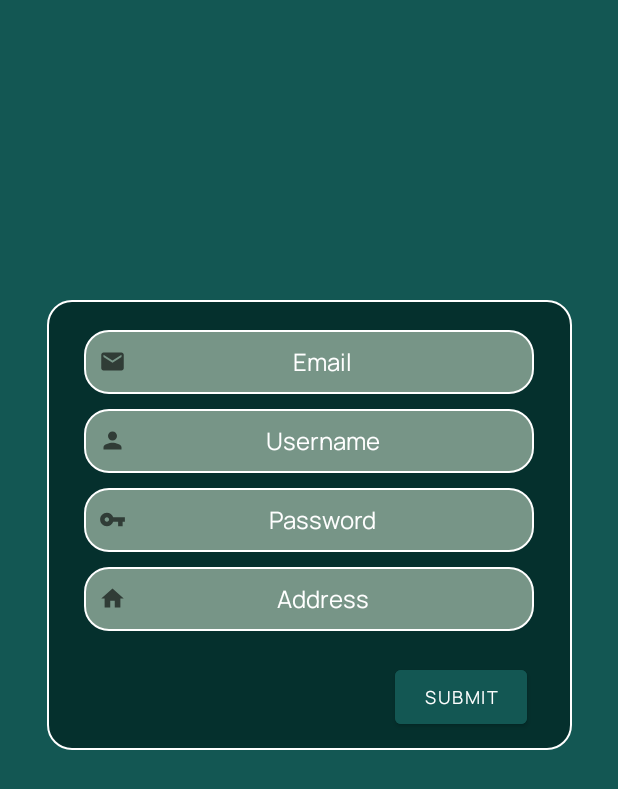
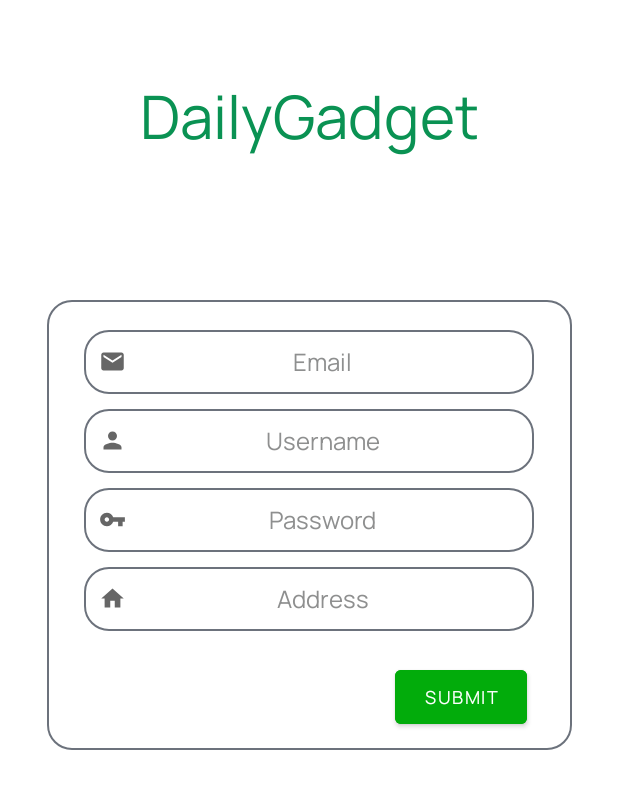
Before and after one commit to satriobhirawa/DailyGadget-Loc, an Android app: the layout activity_registration.xml on its own in the app's theme, with its tools: preview values and no code run, on a phone screen of 412 x 824 dp. Shown: the top 789 px of the screen. Run offline under Robolectric (Android 15) with nearby library versions, the phone set to English and light mode, and no system bars.

Commit message:
add registration presenter, update usersdao, add ummy file

```diff
--- a/app/src/main/AndroidManifest.xml
+++ b/app/src/main/AndroidManifest.xml
@@ -10,6 +10,9 @@
         android:supportsRtl="true"
         android:theme="@style/Theme.DailyGadgetLocal">
         <activity
+            android:name=".view.DummyActivity"
+            android:exported="true" />
+        <activity
             android:name=".view.RegistrationActivity"
             android:exported="true">
             <intent-filter>
--- a/app/src/main/java/com/satrio/dailygadgetlocal/model/Database.kt
+++ b/app/src/main/java/com/satrio/dailygadgetlocal/model/Database.kt
@@ -5,5 +5,6 @@ import com.satrio.dailygadgetlocal.presenter.MainPresenterImp
 
 @Database(entities = [User::class], version = 1)
 abstract class Database : RoomDatabase(){
-    abstract fun userDao(): MainPresenterImp
+    abstract fun usersDao(): UsersDao
+
 }
--- /dev/null
+++ b/app/src/main/java/com/satrio/dailygadgetlocal/utils/UIUtils.kt
@@ -0,0 +1,5 @@
+package com.satrio.dailygadgetlocal.utils
+
+import android.widget.EditText
+
+fun EditText.getTextToString() = text.toString()
--- a/app/src/main/java/com/satrio/dailygadgetlocal/view/RegistrationActivityView.kt
+++ b/app/src/main/java/com/satrio/dailygadgetlocal/view/RegistrationActivityView.kt
@@ -1,5 +1,6 @@
 package com.satrio.dailygadgetlocal.view
 
 interface RegistrationActivityView {
-    fun showNewUserData(data: String)
+    fun regSuccess()
+    fun regFailed(msg: String)
 }
--- a/app/src/main/res/drawable/bg_round_regis_container.xml
+++ b/app/src/main/res/drawable/bg_round_regis_container.xml
@@ -1,7 +1,7 @@
 <?xml version="1.0" encoding="utf-8"?>
 <shape xmlns:android="http://schemas.android.com/apk/res/android">
-    <stroke android:color="@color/white"
+    <stroke android:color="@color/grey_outline"
         android:width="1dp"/>
     <corners android:radius="16dp"/>
-    <solid android:color="@color/green_tertiary_color"/>
+    <solid android:color="@color/white"/>
 </shape>
--- a/app/src/main/res/drawable/bg_round_regis_field.xml
+++ b/app/src/main/res/drawable/bg_round_regis_field.xml
@@ -3,7 +3,7 @@
 
     <stroke
         android:width="1dp"
-        android:color="@color/white" />
+        android:color="@color/grey_outline" />
     <corners android:radius="16dp" />
-    <solid android:color="@color/green_secondary_color" />
+    <solid android:color="@color/white" />
 </shape>
--- a/app/src/main/res/layout/activity_registration.xml
+++ b/app/src/main/res/layout/activity_registration.xml
@@ -6,14 +6,30 @@
     android:layout_height="match_parent"
     tools:context=".view.RegistrationActivity">
 
+
+
     <ImageView
         android:layout_width="match_parent"
         android:layout_height="match_parent"
-        android:background="@color/green_main_color"
+        android:background="@color/white"
         app:layout_constraintBottom_toBottomOf="parent"
         app:layout_constraintLeft_toLeftOf="parent"
         app:layout_constraintRight_toRightOf="parent"
         app:layout_constraintTop_toTopOf="parent" />
+
+    <TextView
+        android:layout_width="350dp"
+        android:layout_height="wrap_content"
+        android:text="DailyGadget"
+        android:textSize="40sp"
+        android:textColor="@color/green_bg"
+        app:layout_constraintLeft_toLeftOf="parent"
+        app:layout_constraintRight_toRightOf="parent"
+        app:layout_constraintTop_toTopOf="parent"
+        android:layout_marginTop="50dp"
+        android:fontFamily="@font/manrope_regular"
+        android:textAlignment="center"
+        />
 
     <ImageView
         android:id="@+id/ivRegContainer"
@@ -39,8 +55,8 @@
         android:maxLines="1"
         android:padding="10dp"
         android:paddingStart="10dp"
-        android:textColor="@color/white"
-        android:textColorHint="@color/white"
+        android:textColor="@color/grey_text"
+        android:textColorHint="@color/grey_text"
         android:textSize="16sp"
         app:layout_constraintLeft_toLeftOf="parent"
         app:layout_constraintRight_toRightOf="parent"
@@ -59,8 +75,8 @@
         android:maxLines="1"
         android:padding="10dp"
         android:paddingStart="10dp"
-        android:textColor="@color/white"
-        android:textColorHint="@color/white"
+        android:textColor="@color/grey_text"
+        android:textColorHint="@color/grey_text"
         android:textSize="16sp"
         app:layout_constraintLeft_toLeftOf="parent"
         app:layout_constraintRight_toRightOf="parent"
@@ -80,8 +96,8 @@
         android:maxLines="1"
         android:padding="10dp"
         android:paddingStart="10dp"
-        android:textColor="@color/white"
-        android:textColorHint="@color/white"
+        android:textColor="@color/grey_text"
+        android:textColorHint="@color/grey_text"
         android:textSize="16sp"
         app:layout_constraintLeft_toLeftOf="parent"
         app:layout_constraintRight_toRightOf="parent"
@@ -100,8 +116,8 @@
         android:maxLines="1"
         android:padding="10dp"
         android:paddingStart="10dp"
-        android:textColor="@color/white"
-        android:textColorHint="@color/white"
+        android:textColor="@color/grey_text"
+        android:textColorHint="@color/grey_text"
         android:textSize="16sp"
         app:layout_constraintLeft_toLeftOf="parent"
         app:layout_constraintRight_toRightOf="parent"
--- a/app/src/main/res/values/colors.xml
+++ b/app/src/main/res/values/colors.xml
@@ -8,7 +8,11 @@
     <color name="black">#FF000000</color>
     <color name="white">#FFFFFFFF</color>
     <!---->
-    <color name="green_main_color">#135753</color>
+    <!--<color name="green_main_color">#135753</color>-->
+    <color name="grey_outline">#6C727C</color>
+    <color name="grey_text">#8E8F8F</color>
+    <color name="green_bg">#0A9253</color>
+    <color name="green_main_color">#02ac0b</color>
     <color name="green_secondary_color">#779587</color>
     <color name="green_tertiary_color">#05302D</color>
 </resources>
```
Also changed, not shown: app/build.gradle (+18 -1 lines), app/src/main/java/com/satrio/dailygadgetlocal/App.kt (renamed from app/src/main/java/com/satrio/dailygadgetlocal/utils/App.kt, +4 -4 lines), app/src/main/java/com/satrio/dailygadgetlocal/model/User.kt (+7 -7 lines), app/src/main/java/com/satrio/dailygadgetlocal/model/UsersDao.kt (added, +21 -0 lines), app/src/main/java/com/satrio/dailygadgetlocal/presenter/RegistrationPresenter.kt (added, +57 -0 lines), app/src/main/java/com/satrio/dailygadgetlocal/view/DummyActivity.kt (added, +12 -0 lines), app/src/main/java/com/satrio/dailygadgetlocal/view/RegistrationActivity.kt (+47 -6 lines), app/src/main/res/layout/activity_dummy.xml (added, +9 -0 lines), 1 other file.
